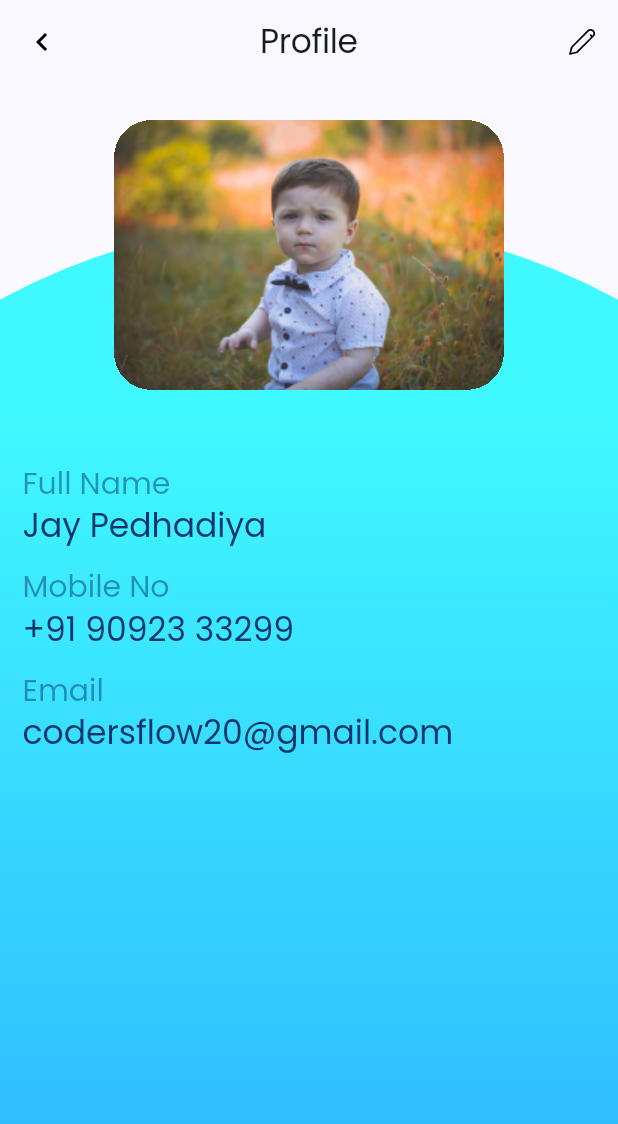
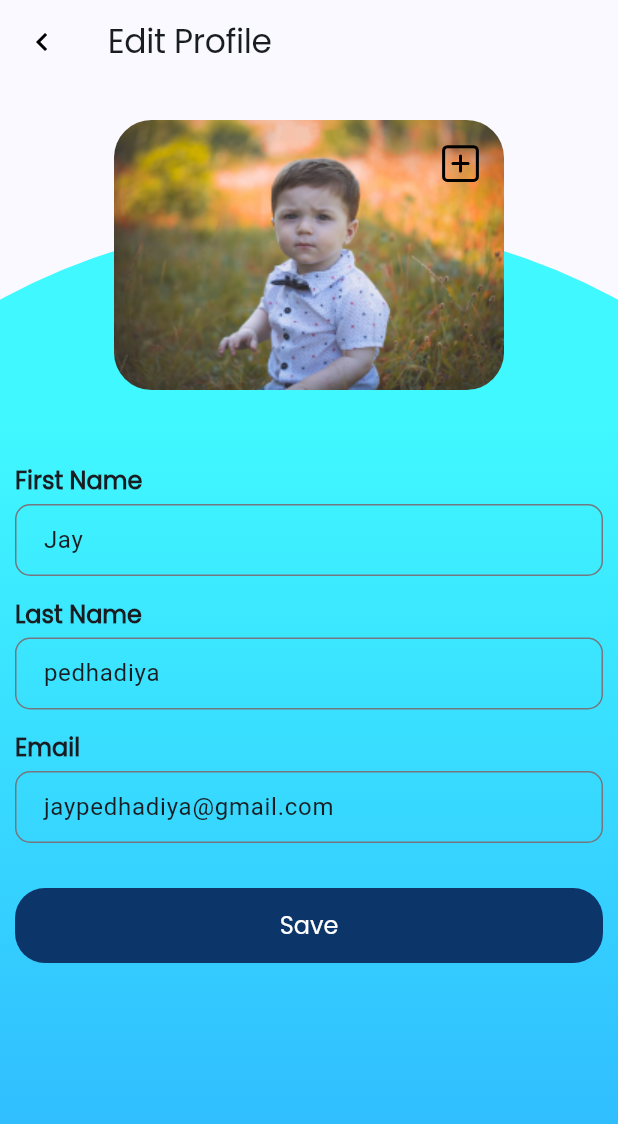
Before and after one commit to codersFlow20/jcc, a Flutter app: the UserProfile screen opened by its route, after a tap on an icon or button, on a phone screen of 412 x 824 dp. Shown: the top 1124 px of the screen. Run offline on Flutter 3.47's test engine with Material 2 defaults, Android fonts, the phone set to English and light mode, and no system bars; our stand-ins replace bloc, cloud_firestore, equatable, firebase_auth, firebase_core, firebase_storage and 8 more; missing offline and left inert: flutter_form_bloc, onesignal_flutter; accounts and stored records are empty.

Commit message:
Edit User Profile Screen Added

```diff
--- a/lib/config/router.dart
+++ b/lib/config/router.dart
@@ -12,6 +12,7 @@ import 'package:jcc/features/login/screens/login_screen.dart';
 import 'package:jcc/features/login/screens/otp_screen.dart';
 import 'package:jcc/features/notification/screens/notification_screen.dart';
 import 'package:jcc/features/register/screens/register_screen.dart';
+import 'package:jcc/features/user_profile/screens/edit_user_profile.dart';
 import 'package:jcc/features/user_profile/screens/user_profile.dart';
 
 final _rootNavigatorKey = GlobalKey<NavigatorState>();
@@ -59,6 +60,15 @@ final router = GoRouter(
       parentNavigatorKey: _rootNavigatorKey,
       path: '/user_profile',
       builder: (context, state) => const UserProfile(),
+    ),
+    GoRoute(
+      parentNavigatorKey: _rootNavigatorKey,
+      path: '/edit_user_profile/:fullName/:email',
+      name: 'edit_user_profile',
+      builder: (context, state) => EditUserProfile(
+        fullName: state.pathParameters['fullName']!,
+        email: state.pathParameters['email']!,
+      ),
     ),
     ShellRoute(
       navigatorKey: _shellNavigatorKey,
--- a/lib/constants/string_constants.dart
+++ b/lib/constants/string_constants.dart
@@ -18,17 +18,21 @@ class CommonDataConstants {
 
   static const String home = "Home";
   static const String userProfile = "Profile";
+  static const String editUserProfile = "Edit Profile";
   static const String notifications = "Notifications";
 
   static const String language = "Language";
   static const String aboutUs = "About us";
   static const String needAnyHelp = "Need any help?";
   static const String logOut = "Log out";
+  static const String save = "Save";
 }
 
 class ScreensDataConstants{
   static const String recentTitle = "Recent Complaints";
   static const String fullName = "Full Name";
+  static const String firstName = "First Name";
+  static const String lastName = "Last Name";
   static const String mobileNo = "Mobile No";
   static const String email = "Email";
 }
--- /dev/null
+++ b/lib/features/user_profile/screens/edit_user_profile.dart
@@ -0,0 +1,246 @@
+import 'package:flutter/material.dart';
+import 'package:flutter_svg/flutter_svg.dart';
+import 'package:go_router/go_router.dart';
+import 'package:jcc/common/widget/primary_button.dart';
+import 'package:jcc/constants/string_constants.dart';
+import 'package:jcc/generated/assets.dart';
+import 'package:jcc/theme/colors.dart';
+import 'dart:developer' as dev;
+
+class EditUserProfile extends StatefulWidget {
+  final String email;
+  final String fullName;
+  const EditUserProfile(
+      {super.key, required this.fullName, required this.email});
+
+  @override
+  State<EditUserProfile> createState() => _EditUserProfileState();
+}
+
+class _EditUserProfileState extends State<EditUserProfile> {
+  final TextEditingController _firstNameController = TextEditingController();
+  final TextEditingController _emailController = TextEditingController();
+  final TextEditingController _lastNameController = TextEditingController();
+  final formKey = GlobalKey<FormState>();
+
+  @override
+  void initState() {
+    _firstNameController.text = widget.fullName.substring(0, widget.fullName.indexOf(' '));
+    _lastNameController.text = widget.fullName.substring(widget.fullName.indexOf(' ')+1);
+    _emailController.text = widget.email;
+    super.initState();
+  }
+
+  @override
+  void dispose() {
+    _firstNameController.dispose();
+    _emailController.dispose();
+    _lastNameController.dispose();
+    super.dispose();
+  }
+
+  @override
+  Widget build(BuildContext context) {
+
+    return Scaffold(
+      appBar: AppBar(
+        leading: IconButton(
+          onPressed: () => context.pop(),
+          icon: SvgPicture.asset(
+            Assets.iconsBackArrow,
+            fit: BoxFit.cover,
+          ),
+        ),
+        title: Text(
+          CommonDataConstants.editUserProfile,
+          style: Theme.of(context).textTheme.displayLarge?.copyWith(
+                fontSize: 22,
+              ),
+        ),
+      ),
+      body: SingleChildScrollView(
+        child: Stack(
+          children: [
+            Padding(
+              padding: const EdgeInsets.only(top: 90),
+              child: SvgPicture.asset(
+                Assets.backgroundsUserProfileBackground,
+                width: MediaQuery.of(context).size.width,
+              ),
+            ),
+            Column(
+              crossAxisAlignment: CrossAxisAlignment.start,
+              children: [
+                const SizedBox(
+                  height: 24,
+                ),
+                Row(
+                  mainAxisAlignment: MainAxisAlignment.center,
+                  children: [
+                    Hero(
+                      tag: 'profile',
+                      child: Container(
+                        height: 180,
+                        width: 260,
+                        clipBehavior: Clip.hardEdge,
+                        decoration: const BoxDecoration(
+                          image: DecorationImage(
+                            fit: BoxFit.cover,
+                            image: AssetImage(
+                              Assets.imageProfileImage,
+                            ),
+                          ),
+                          borderRadius: BorderRadius.all(
+                            Radius.circular(25),
+                          ),
+                        ),
+                        child: Stack(
+                          children: [
+                            Row(
+                              mainAxisAlignment: MainAxisAlignment.end,
+                              children: [
+                                Padding(
+                                  padding: const EdgeInsets.only(top: 5,right: 5),
+                                  child: IconButton(
+                                    onPressed: () {
+                                      dev.log("Pressed");
+                                    },
+                                    icon: SvgPicture.asset(
+                                      Assets.iconsAddImage,
+                                      fit: BoxFit.cover,
+                                    ),
+                                  ),
+                                ),
+                              ],
+                            ),
+                          ],
+                        ),
+                      ),
+                    ),
+                  ],
+                ),
+                const SizedBox(
+                  height: 50,
+                ),
+                Padding(
+                  padding: const EdgeInsets.symmetric(horizontal: 10,),
+                  child: Form(
+                    key: formKey,
+                    child: Column(
+                      children: [
+                        _buildTextField(
+                          context: context,
+                          label: ScreensDataConstants.firstName,
+                          data: widget.fullName,
+                          controller: _firstNameController,
+                        ),
+                        const SizedBox(
+                          height: 15,
+                        ),
+                        _buildTextField(
+                          context: context,
+                          label: ScreensDataConstants.lastName,
+                          data: widget.fullName,
+                          controller: _lastNameController,
+                        ),
+                        const SizedBox(
+                          height: 15,
+                        ),
+                        _buildTextField(
+                          context: context,
+                          label: ScreensDataConstants.email,
+                          data: widget.email,
+                          controller: _emailController,
+                        ),
+                        const SizedBox(
+                          height: 30,
+                        ),
+                        PrimaryButton(
+                          onTap: () {
+                            if (formKey.currentState!.validate()) {
+                              dev.log('Validation passed!');
+                              final firstName = _firstNameController.text;
+                              final lastName = _lastNameController.text;
+                              final email = _emailController.text;
+
+                              dev.log("$firstName $lastName, $email");
+                            } else {
+                              dev.log('Validation not passed!');
+                            }
+                          },
+                          title: CommonDataConstants.save,
+                        )
+                      ],
+                    ),
+                  ),
+                ),
+              ],
+            )
+          ],
+        ),
+      ),
+    );
+  }
+
+  Widget _buildTextField({
+    required BuildContext context,
+    required String label,
+    required String data,
+    required TextEditingController controller,
+  }) {
+    return Column(
+      crossAxisAlignment: CrossAxisAlignment.start,
+      children: [
+        Text(
+          label,
+          style: Theme.of(context).textTheme.headlineMedium?.copyWith(
+            fontWeight: FontWeight.w600,
+          ),
+        ),
+        const SizedBox(
+          height: 5,
+        ),
+        TextFormField(
+          controller: controller,
+          decoration: InputDecoration(
+            border: OutlineInputBorder(
+              borderSide: const BorderSide(
+                width: 1.5,
+                color: AppColors.black60,
+              ),
+              borderRadius: BorderRadius.circular(10),
+            ),
+            contentPadding: const EdgeInsets.symmetric(
+              horizontal: 15,
+              vertical: 10,
+            ),
+          ),
+          validator: (value) => label == ScreensDataConstants.email
+              ? _emailValidator(value)
+              :_nameValidator(value),
+        ),
+      ],
+    );
+  }
+
+  String? _nameValidator(String? name) {
+    if (name == null || name.isEmpty) {
+      return "Name can't be empty!";
+    } else if (name.contains(' ')) {
+      return "Name can't have spaces!";
+    }
+    return null;
+  }
+
+  String? _emailValidator(String? email) {
+    const pattern =
+        r"^[a-zA-Z0-9.a-zA-Z0-9.!#$%&'*+-/=?^_`{|}~]+@[a-zA-Z0-9]+\.[a-zA-Z]+";
+    final regex = RegExp(pattern);
+    if (email == null || email.isEmpty) {
+      return "Email can't be empty!";
+    } else if (!regex.hasMatch(email)) {
+      return "Enter a valid email address";
+    }
+    return null;
+  }
+}
--- a/lib/features/user_profile/screens/user_profile.dart
+++ b/lib/features/user_profile/screens/user_profile.dart
@@ -27,7 +27,9 @@ class UserProfile extends StatelessWidget {
         centerTitle: true,
         actions: [
           IconButton(
-            onPressed: () {},
+            onPressed: () {
+              context.pushNamed('edit_user_profile', pathParameters: {'fullName' : "Jay pedhadiya", 'email' : 'jaypedhadiya@gmail.com'});
+            },
             icon: SvgPicture.asset(
               Assets.iconsEdit,
               colorFilter: const ColorFilter.mode(AppColors.black, BlendMode.srcIn),
```
Also changed, not shown: assets/icons/add_image.svg.
